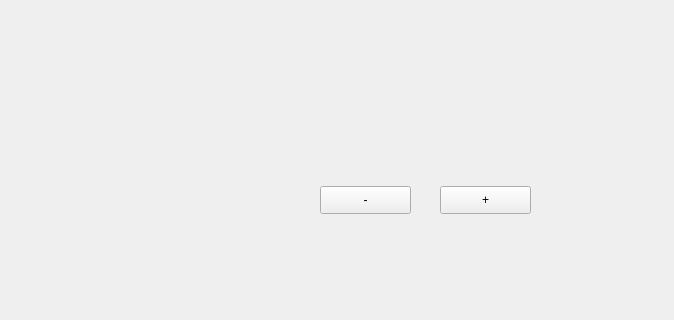
This is ui_files/ui_simulation_depth_profile_widget.ui in JYU-IBA/potku as Qt 5 draws it before an edit; both pictures show x 0 to 674 and y 154 to 474 of the 674 by 474 pixel window. The edited form follows.
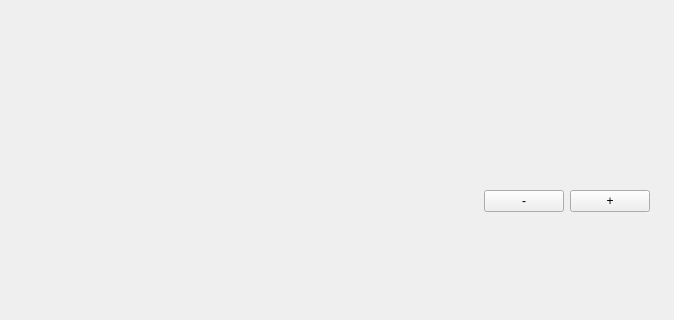
This is the edited form.

Commit message: Started plotting a default line in depth profile. Fixed the scaling issue in the window.

The edit to the form file:
```diff
--- a/ui_files/ui_simulation_depth_profile_widget.ui
+++ b/ui_files/ui_simulation_depth_profile_widget.ui
@@ -22,31 +22,59 @@
   <property name="windowTitle">
    <string>Simulation Depth Profile</string>
   </property>
-  <widget class="QPushButton" name="deleteElementButton">
+  <widget class="QWidget" name="verticalLayoutWidget">
    <property name="geometry">
     <rect>
-     <x>320</x>
-     <y>340</y>
-     <width>91</width>
-     <height>28</height>
+     <x>10</x>
+     <y>10</y>
+     <width>651</width>
+     <height>231</height>
     </rect>
    </property>
-   <property name="text">
-    <string>-</string>
-   </property>
+   <layout class="QVBoxLayout" name="matplotlib_layout"/>
   </widget>
-  <widget class="QPushButton" name="addElementButton">
+  <widget class="QWidget" name="verticalLayoutWidget_2">
    <property name="geometry">
     <rect>
-     <x>440</x>
-     <y>340</y>
-     <width>91</width>
-     <height>28</height>
+     <x>10</x>
+     <y>250</y>
+     <width>651</width>
+     <height>211</height>
     </rect>
    </property>
-   <property name="text">
-    <string>+</string>
-   </property>
+   <layout class="QVBoxLayout" name="verticalLayout_2">
+    <item>
+     <layout class="QHBoxLayout" name="horizontalLayout">
+      <item>
+       <spacer name="horizontalSpacer">
+        <property name="orientation">
+         <enum>Qt::Horizontal</enum>
+        </property>
+        <property name="sizeHint" stdset="0">
+         <size>
+          <width>40</width>
+          <height>20</height>
+         </size>
+        </property>
+       </spacer>
+      </item>
+      <item>
+       <widget class="QPushButton" name="deleteElementButton">
+        <property name="text">
+         <string>-</string>
+        </property>
+       </widget>
+      </item>
+      <item>
+       <widget class="QPushButton" name="addElementButton">
+        <property name="text">
+         <string>+</string>
+        </property>
+       </widget>
+      </item>
+     </layout>
+    </item>
+   </layout>
   </widget>
  </widget>
  <layoutdefault spacing="6" margin="11"/>
```
The commit also changes 5 other files.
